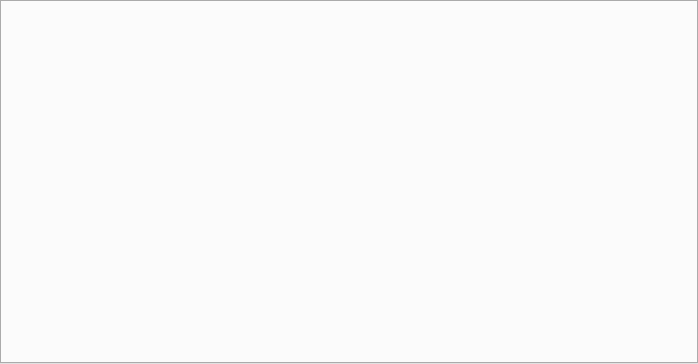
Qt form views/explorerview.ui (caxapyk/pa-decision) before a commit.
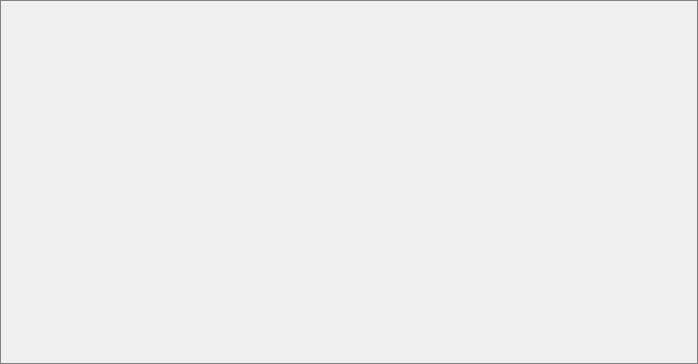
The same form after that commit.

```diff
--- a/views/explorerview.ui
+++ b/views/explorerview.ui
@@ -28,6 +28,25 @@
    </property>
    <item>
     <widget class="QTabWidget" name="tW_panel">
+     <property name="styleSheet">
+      <string notr="true">QTabWidget {
+background-color: #333;
+color: white;
+}
+QTabWidget::pane {
+border: 1px solid gray;
+padding: 2px;
+margin:  0px;
+}
+QTabBar {
+border: 0px solid white;
+color: white;
+}
+QTabBar::tab:top:selected {
+color: white;
+background-color: #333;
+}</string>
+     </property>
      <property name="tabShape">
       <enum>QTabWidget::Triangular</enum>
      </property>
```
